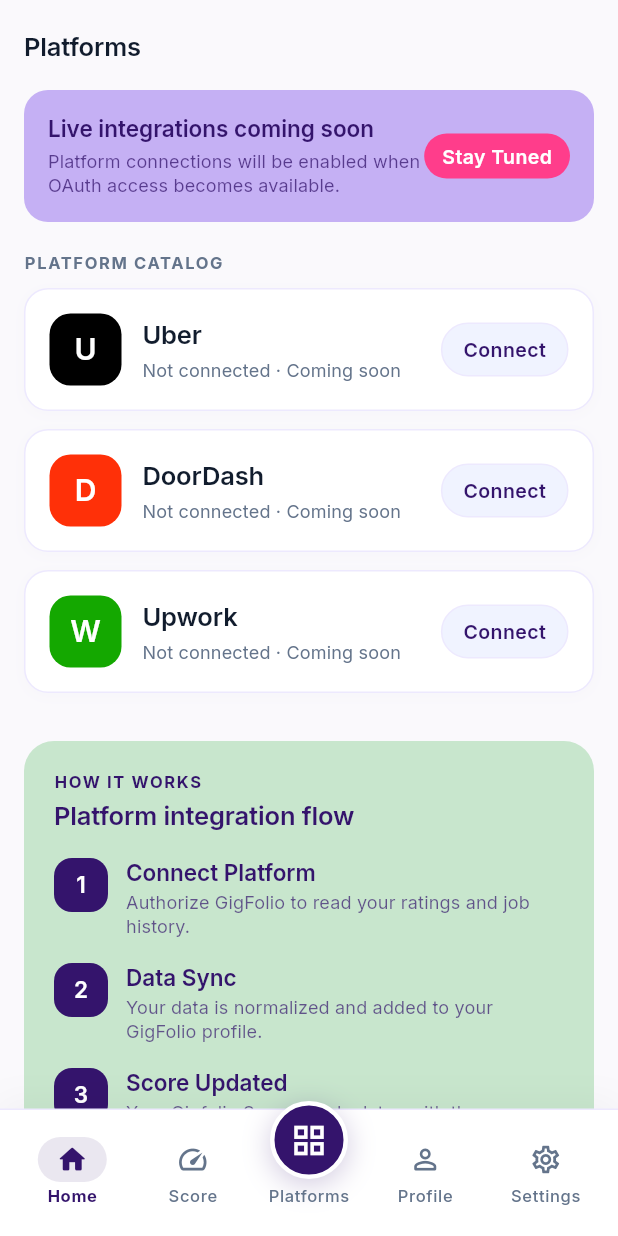
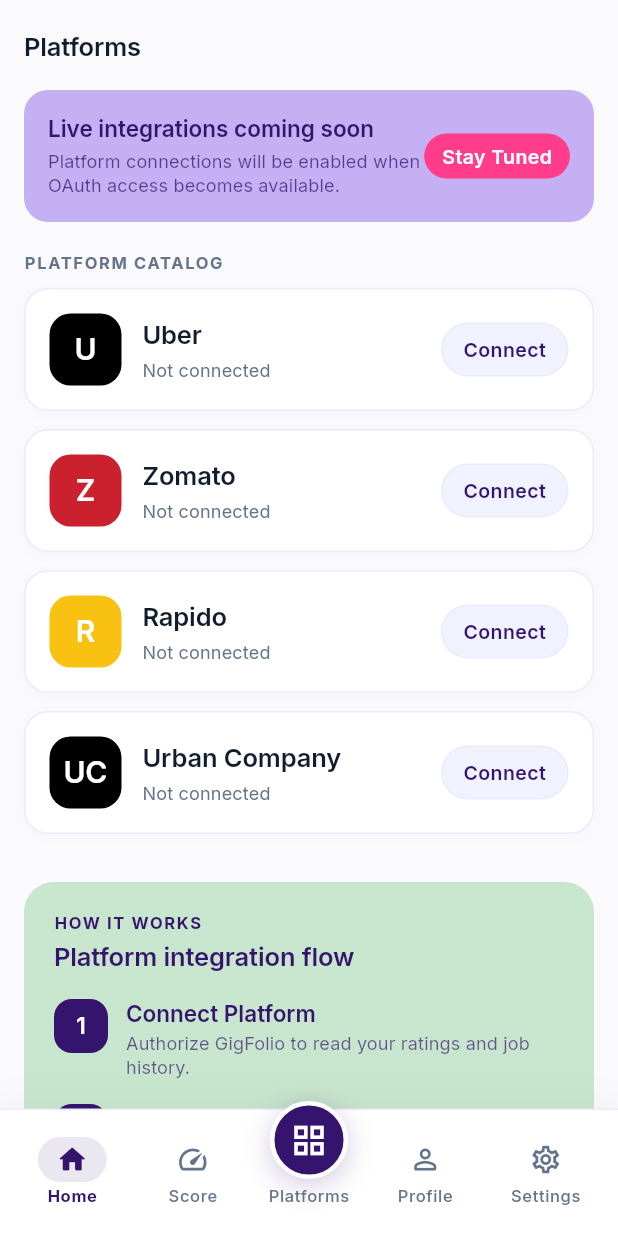
Before and after one commit to dhruvilrpatil/GigFolio, a Flutter app: the PlatformsScreen screen opened by its route, on a phone screen of 412 x 824 dp. Run offline on Flutter 3.47's test engine with Material 3 defaults, Android fonts, the phone set to English and light mode, and no system bars; drawn by our look-alikes of flutter_animate; our stand-ins replace flutter_riverpod, go_router, google_fonts, supabase_flutter; accounts and stored records are empty.

Commit message:
feat: Add platform mockups and simulated OAuth flow

```diff
--- a/lib/features/platforms/screens/platforms_screen.dart
+++ b/lib/features/platforms/screens/platforms_screen.dart
@@ -1,32 +1,67 @@
 import 'package:flutter/material.dart';
 import 'package:flutter_animate/flutter_animate.dart';
+import 'package:flutter_riverpod/flutter_riverpod.dart';
 import '../../../core/theme/app_colors.dart';
 import '../../../core/theme/app_text_styles.dart';
 import '../../../shared/models/models.dart';
 
-class PlatformsScreen extends StatelessWidget {
-  const PlatformsScreen({super.key});
+final platformsProvider = StateNotifierProvider<PlatformsNotifier, List<PlatformConnection>>((ref) {
+  return PlatformsNotifier();
+});
 
-  static const List<PlatformConnection> _platforms = [
+class PlatformsNotifier extends StateNotifier<List<PlatformConnection>> {
+  PlatformsNotifier() : super(const [
     PlatformConnection(
       id: 'p-uber', name: 'Uber', slug: 'uber',
       logoEmoji: 'U', logoColor: Color(0xFF000000),
       status: PlatformConnectionStatus.notConnected,
     ),
     PlatformConnection(
-      id: 'p-dd', name: 'DoorDash', slug: 'doordash',
-      logoEmoji: 'D', logoColor: Color(0xFFFF3008),
+      id: 'p-zomato', name: 'Zomato', slug: 'zomato',
+      logoEmoji: 'Z', logoColor: Color(0xFFCB202D),
       status: PlatformConnectionStatus.notConnected,
     ),
     PlatformConnection(
-      id: 'p-uw', name: 'Upwork', slug: 'upwork',
-      logoEmoji: 'W', logoColor: Color(0xFF14A800),
+      id: 'p-rapido', name: 'Rapido', slug: 'rapido',
+      logoEmoji: 'R', logoColor: Color(0xFFF9C111),
       status: PlatformConnectionStatus.notConnected,
     ),
-  ];
+    PlatformConnection(
+      id: 'p-urbanclap', name: 'Urban Company', slug: 'urban_company',
+      logoEmoji: 'UC', logoColor: Color(0xFF000000),
+      status: PlatformConnectionStatus.notConnected,
+    ),
+  ]);
+
+  Future<void> connectPlatform(String id) async {
+    // Set to syncing
+    state = state.map((p) => p.id == id ? p.copyWith(status: PlatformConnectionStatus.syncing) : p).toList();
+
+    // Simulate OAuth delay
+    await Future.delayed(const Duration(seconds: 3));
+
+    // Set to connected with some mock data
+    state = state.map((p) {
+      if (p.id == id) {
+        return p.copyWith(
+          status: PlatformConnectionStatus.connected,
+          rating: 4.8,
+          jobCount: id == 'p-uber' ? 342 : 124,
+          jobLabel: id == 'p-uber' ? 'trips' : 'jobs',
+        );
+      }
+      return p;
+    }).toList();
+  }
+}
+
+class PlatformsScreen extends ConsumerWidget {
+  const PlatformsScreen({super.key});
 
   @override
-  Widget build(BuildContext context) {
+  Widget build(BuildContext context, WidgetRef ref) {
+    final platforms = ref.watch(platformsProvider);
+
     return Scaffold(
       backgroundColor: AppColors.surfaceCanvas,
       body: CustomScrollView(
@@ -49,7 +84,7 @@
                 // ── Platform catalog ───────────────────────────────────────────
                 Text('PLATFORM CATALOG', style: AppTextStyles.eyebrow),
                 const SizedBox(height: 10),
-                ..._platforms.asMap().entries.map((e) {
+                ...platforms.asMap().entries.map((e) {
                   return Padding(
                     padding: const EdgeInsets.only(bottom: 12),
                     child: _PlatformTile(platform: e.value)
@@ -121,13 +156,15 @@
   }
 }
 
-class _PlatformTile extends StatelessWidget {
+class _PlatformTile extends ConsumerWidget {
   final PlatformConnection platform;
   const _PlatformTile({required this.platform});
 
   @override
-  Widget build(BuildContext context) {
+  Widget build(BuildContext context, WidgetRef ref) {
     final isConnected = platform.status == PlatformConnectionStatus.connected;
+    final isSyncing = platform.status == PlatformConnectionStatus.syncing;
+
     return Container(
       decoration: BoxDecoration(
         color: AppColors.canvas,
@@ -169,9 +206,14 @@
                       '${platform.rating} ★ · ${platform.jobCount} ${platform.jobLabel}',
                       style: AppTextStyles.bodySm.copyWith(color: AppColors.textSecondary),
                     )
+                  else if (isSyncing)
+                    Text(
+                      'Connecting...',
+                      style: AppTextStyles.bodySm.copyWith(color: AppColors.primary),
+                    )
                   else
                     Text(
-                      'Not connected · Coming soon',
+                      'Not connected',
                       style: AppTextStyles.bodySm.copyWith(color: AppColors.textSecondary),
                     ),
                 ],
@@ -181,17 +223,48 @@
             // Action button
             GestureDetector(
               onTap: () {
+                if (isConnected || isSyncing) return;
+
+                // Show a dialog simulating OAuth redirect
+                showDialog(
+                  context: context,
+                  barrierDismissible: false,
+                  builder: (ctx) => AlertDialog(
+                    backgroundColor: AppColors.canvas,
+                    shape: RoundedRectangleBorder(borderRadius: BorderRadius.circular(16)),
+                    title: Text('Connecting to ${platform.name}', style: AppTextStyles.headlineSm),
+                    content: Column(
+                      mainAxisSize: MainAxisSize.min,
+                      children: [
+                        const SizedBox(height: 16),
+                        const CircularProgressIndicator(color: AppColors.primary),
+                        const SizedBox(height: 24),
+                        Text(
+                          'Simulating OAuth secure connection and fetching verified reputation data.',
+                          style: AppTextStyles.bodyMd.copyWith(color: AppColors.textSecondary),
+                          textAlign: TextAlign.center,
+                        ),
+                      ],
+                    ),
+                  ),
+                );
+
+                ref.read(platformsProvider.notifier).connectPlatform(platform.id).then((_) {
+                  if (context.mounted) {
+                    Navigator.of(context).pop(); // Close dialog
                     ScaffoldMessenger.of(context).showSnackBar(
                       SnackBar(
                         content: Text(
-                      '${platform.name} integration coming soon.',
+                          '${platform.name} connected successfully!',
                           style: AppTextStyles.bodyMd.copyWith(color: Colors.white),
                         ),
-                    backgroundColor: AppColors.blockNavy,
+                        backgroundColor: AppColors.statusVerifiedText,
                         behavior: SnackBarBehavior.floating,
                         shape: RoundedRectangleBorder(borderRadius: BorderRadius.circular(12)),
                       ),
                     );
+                  }
+                });
               },
               child: Container(
                 padding: const EdgeInsets.symmetric(horizontal: 14, vertical: 8),
@@ -202,7 +275,12 @@
                     color: isConnected ? AppColors.statusVerifiedBorder : AppColors.cardBorder,
                   ),
                 ),
-                child: Text(
+                child: isSyncing
+                    ? const SizedBox(
+                        width: 16, height: 16,
+                        child: CircularProgressIndicator(strokeWidth: 2, color: AppColors.primary)
+                      )
+                    : Text(
                         isConnected ? 'Connected' : 'Connect',
                         style: AppTextStyles.labelLg.copyWith(
                           color: isConnected ? AppColors.statusVerifiedText : AppColors.primary,
--- a/lib/shared/models/models.dart
+++ b/lib/shared/models/models.dart
@@ -212,6 +212,25 @@
     this.jobLabel,
   });
 
+  PlatformConnection copyWith({
+    PlatformConnectionStatus? status,
+    double? rating,
+    int? jobCount,
+    String? jobLabel,
+  }) {
+    return PlatformConnection(
+      id: id,
+      name: name,
+      slug: slug,
+      logoEmoji: logoEmoji,
+      logoColor: logoColor,
+      status: status ?? this.status,
+      rating: rating ?? this.rating,
+      jobCount: jobCount ?? this.jobCount,
+      jobLabel: jobLabel ?? this.jobLabel,
+    );
+  }
+
   String get statusLabel {
     switch (status) {
       case PlatformConnectionStatus.connected: return 'Connected';
```
Lines whose indentation alone changed are shown as unchanged.
